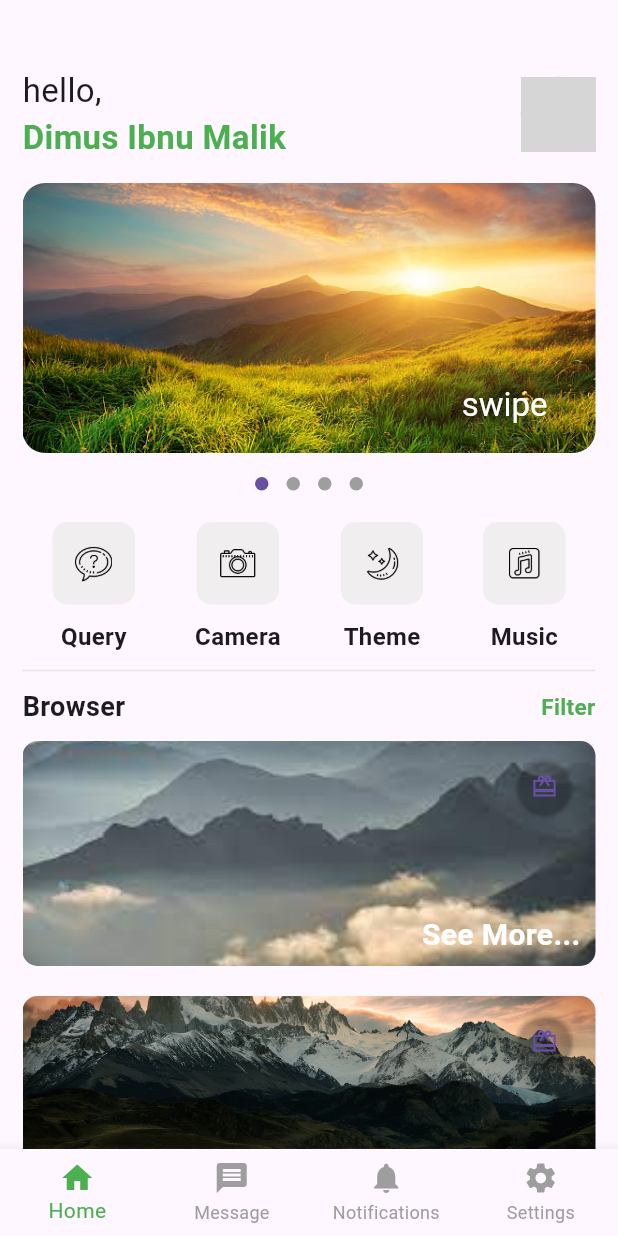
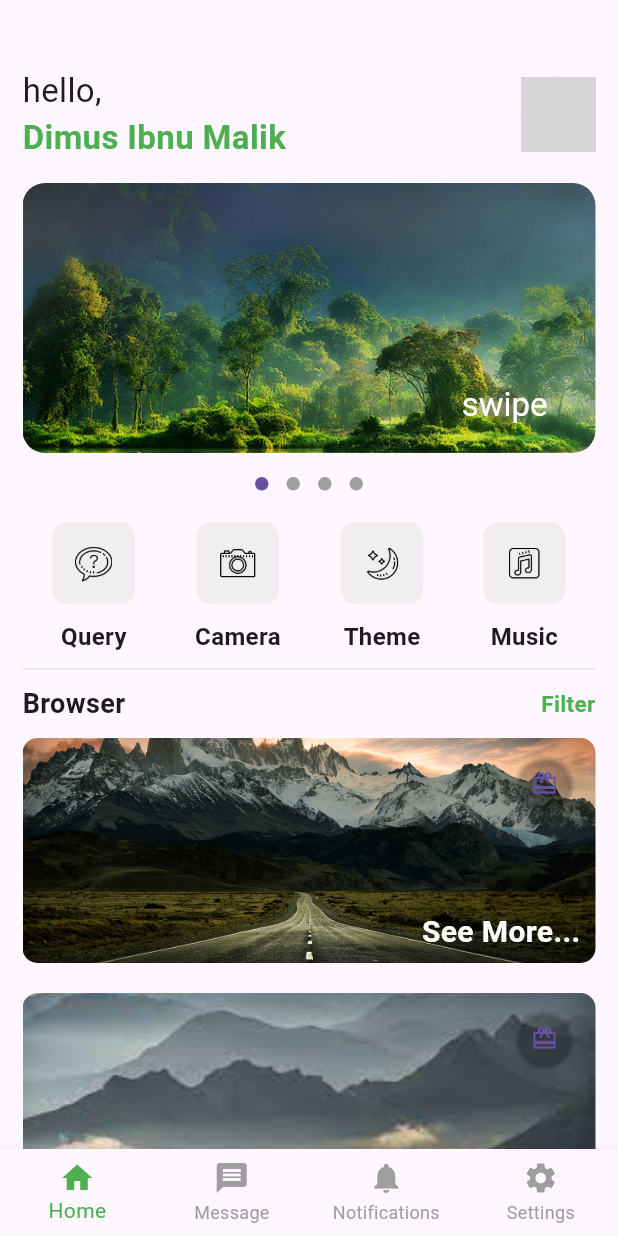
Before and after one commit to mansilogic/MiniProject, a Flutter app: the screen it shows after launch, on a phone screen of 412 x 824 dp. Run offline on Flutter 3.47's test engine with Material 3 defaults, Android fonts, the phone set to English and light mode, and no system bars; drawn by our look-alikes of carousel_slider, dots_indicator; our stand-ins replace shimmer, sizer; network calls fail; Roboto replaces fonts that are missing (ABeeZee); grey boxes are pictures that could not be loaded.

Commit message:
added-some-changes-in-folder-structure

```diff
--- a/lib/ui/browser.dart
+++ b/lib/ui/home/browser.dart
@@ -1,4 +1,7 @@
+// ignore_for_file: prefer_const_constructors
+
 import 'package:flutter/material.dart';
+import 'package:sizer/sizer.dart';
 
 class BrowserList extends StatefulWidget {
   const BrowserList({Key? key}) : super(key: key);
@@ -10,9 +13,9 @@ class BrowserList extends StatefulWidget {
 class _BrowserListState extends State<BrowserList> {
   List<Widget> newsList = [];
   List<String> browserImages = [
-    'lib/images/browser.jpg',
-    'lib/images/big-one.jpg',
-    'lib/images/landscape-photography-13.jpg'
+    'assets/images/img_bigone.jpg',
+    'assets/images/img_browser.jpg',
+    'assets/images/img_landscape.jpg'
   ];
 
   @override
@@ -27,7 +30,7 @@ class _BrowserListState extends State<BrowserList> {
       children: [
         const Divider(
           color: Color.fromARGB(255, 231, 227, 227),
-          height: 22,
+          height: 20,
           thickness: 1,
         ),
         Row(
@@ -43,7 +46,7 @@ class _BrowserListState extends State<BrowserList> {
             ),
             InkWell(
               onTap: () {},
-              child: const Text(
+              child: Text(
                 "Filter",
                 style: TextStyle(
                   fontWeight: FontWeight.w600,
@@ -80,7 +83,7 @@ class _BrowserListState extends State<BrowserList> {
               image: AssetImage(imagePath),
             ),
           ),
-          margin: const EdgeInsets.symmetric(vertical: 10),
+          margin: EdgeInsets.symmetric(vertical: 10),
         ),
         Positioned(
           top: 16,
@@ -89,7 +92,7 @@ class _BrowserListState extends State<BrowserList> {
             style: ElevatedButton.styleFrom(
               backgroundColor: Colors.black.withOpacity(0),
               shape: const CircleBorder(),
-              padding: const EdgeInsets.all(10),
+              padding: EdgeInsets.all(10),
               minimumSize: const Size.fromRadius(2),
             ),
             onPressed: () {},
@@ -101,7 +104,7 @@ class _BrowserListState extends State<BrowserList> {
           right: 10,
           child: GestureDetector(
             onTap: () {},
-            child: const Text(
+            child: Text(
               'See More...',
               style: TextStyle(
                   fontFamily: 'ABeeZee',
--- a/lib/ui/carsousel-slider.dart
+++ b/lib/ui/home/carsousel-slider.dart
@@ -1,6 +1,7 @@
 import 'package:carousel_slider/carousel_slider.dart';
 import 'package:dots_indicator/dots_indicator.dart';
 import 'package:flutter/material.dart';
+import 'package:sizer/sizer.dart';
 
 class CarsouselSlider extends StatefulWidget {
   const CarsouselSlider({Key? key}) : super(key: key);
@@ -11,10 +12,10 @@ class CarsouselSlider extends StatefulWidget {
 
 class _CarsouselSliderState extends State<CarsouselSlider> {
   final List<String> imagePaths = [
-    'lib/images/landscape.jpg',
-    'lib/images/big-one.jpg',
-    'lib/images/landscape-photography-13.jpg',
-    'lib/images/browser.jpg'
+    'assets/images/img_landscape.jpg',
+    'assets/images/img_bigone.jpg',
+    'assets/images/img_green.jpg',
+    'assets/images/img_browser.jpg'
   ];
 
   int currentIndex = 0;
--- a/lib/ui/category.dart
+++ b/lib/ui/home/category.dart
@@ -13,19 +13,19 @@ class _CategoryListState extends State<CategoryList> {
       mainAxisAlignment: MainAxisAlignment.spaceAround,
       children: [
         _category(
-          'lib/category_icons/icons8-ask-question-64.png',
+          'assets/category_icons/ic_query.png',
           'Query',
         ),
         _category(
-          'lib/category_icons/icons8-camera-64.png',
+          'assets/category_icons/ic_camera.png',
           'Camera',
         ),
         _category(
-          'lib/category_icons/icons8-moon-and-stars-64.png',
+          'assets/category_icons/ic_theme.png',
           'Theme',
         ),
         _category(
-          'lib/category_icons/icons8-music-64.png',
+          'assets/category_icons/ic_music.png',
           'Music',
         ),
       ],
--- a/lib/ui/homescreen.dart
+++ b/lib/ui/homescreen.dart
@@ -1,7 +1,7 @@
 import 'package:flutter/material.dart';
-import 'package:miniproject1/ui/home.dart';
-import 'package:miniproject1/ui/login.dart';
-import 'package:miniproject1/ui/registration.dart';
+import 'package:miniproject1/ui/home/home.dart';
+import 'package:miniproject1/ui/auth/login.dart';
+import 'package:miniproject1/ui/auth/registration.dart';
 import 'package:miniproject1/ui/settings.dart';
 
 class HomeScreen extends StatefulWidget {
--- a/lib/ui/settings.dart
+++ b/lib/ui/settings.dart
@@ -6,7 +6,6 @@ class Settings extends StatefulWidget {
   @override
   State<Settings> createState() => _SettingsState();
 }
-
 class _SettingsState extends State<Settings> {
   @override
   Widget build(BuildContext context) {
@@ -78,6 +77,7 @@ class _SettingsState extends State<Settings> {
                       title: "Themes", icon: Icons.dark_mode, onTap: () {}),
                 ],
               ),
+
               Row(
                 children: [
                   _menuItem(title: "Dashboard", icon: Icons.home, onTap: () {}),
```
Also changed, not shown: lib/ui/home/home.dart (renamed from lib/ui/home.dart, +4 -3 lines), pubspec.yaml (+7 -10 lines), assets/category_icons/ic_camera.png (renamed from lib/category_icons/icons8-camera-64.png), assets/category_icons/ic_music.png (renamed from lib/category_icons/icons8-music-64.png), assets/category_icons/ic_query.png (renamed from lib/category_icons/icons8-ask-question-64.png), assets/category_icons/ic_theme.png (renamed from lib/category_icons/icons8-moon-and-stars-64.png), assets/fonts/ABeeZee-Italic.ttf (renamed from lib/fonts/ABeeZee-Italic.ttf), assets/fonts/ABeeZee-Regular.ttf (renamed from lib/fonts/ABeeZee-Regular.ttf), assets/images/img_bigone.jpg (renamed from lib/images/big-one.jpg), assets/images/img_browser.jpg (renamed from lib/images/browser.jpg), assets/images/img_green.jpg (renamed from lib/images/landscape.jpg), assets/images/img_landscape.jpg (renamed from lib/images/landscape-photography-13.jpg), lib/ui/auth/login.dart (renamed from lib/ui/login.dart), lib/ui/auth/registration.dart (renamed from lib/ui/registration.dart), 1 more files.
